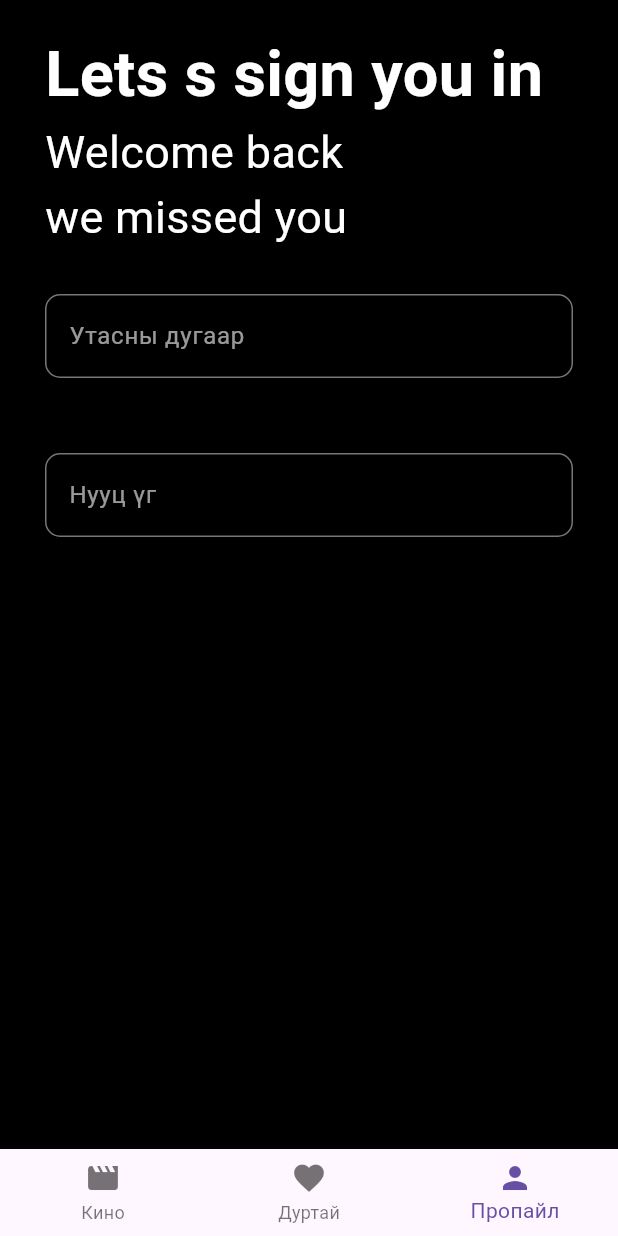
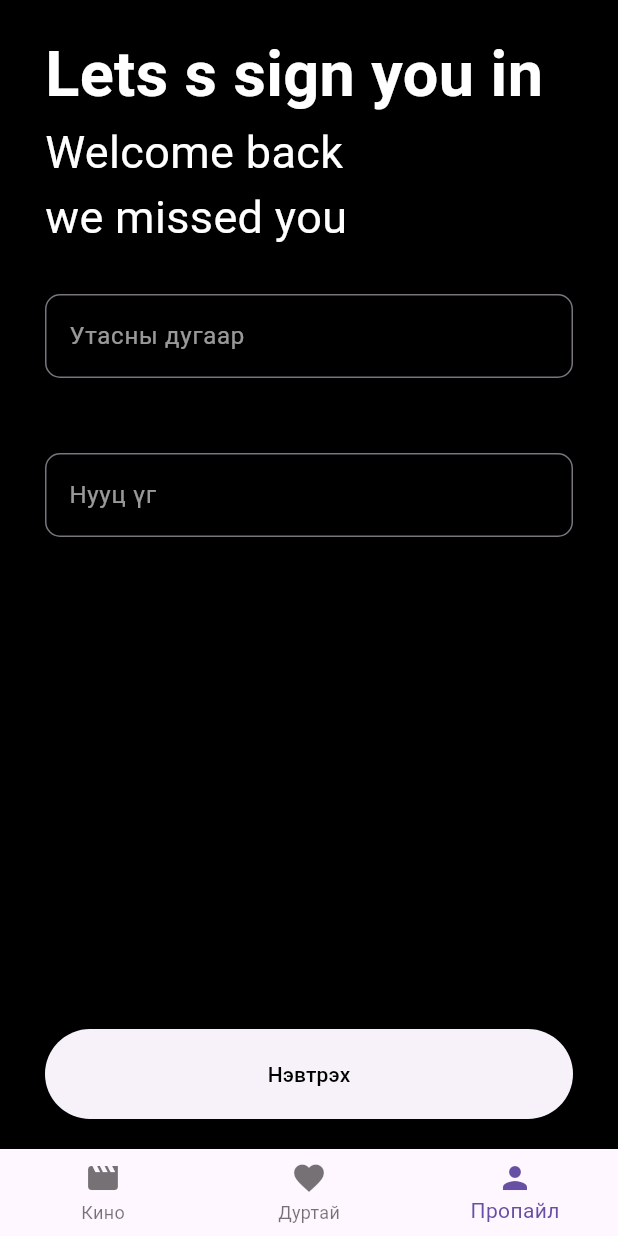
Before and after one commit to Sainz9/Haa, a Flutter app: the screen it shows after launch, on a phone screen of 412 x 824 dp. Run offline on Flutter 3.47's test engine with Material 3 defaults, Android fonts, the phone set to English and light mode, and no system bars.

Commit message:
first commit

```diff
--- a/lib/screens/login_page.dart
+++ b/lib/screens/login_page.dart
@@ -17,6 +17,9 @@ class _LoginPageState extends State<LoginPage> {
       ),
       child: Form(
         child: Column(
+          mainAxisAlignment: MainAxisAlignment.
+          spaceBetween,
+
           children: [
             Column(
               crossAxisAlignment: CrossAxisAlignment.start,
@@ -67,7 +70,16 @@ class _LoginPageState extends State<LoginPage> {
                   ),
                 )
               ],
-            )
+            ),
+            SizedBox(
+              width: double.infinity,
+              height: 60,
+              child: ElevatedButton(
+                onPressed: (){},
+            child: Text("Нэвтрэх", style: TextStyle(color: Colors.black),
+            ),
+              ),
+            ),
           ],
         ),
       ),
```
